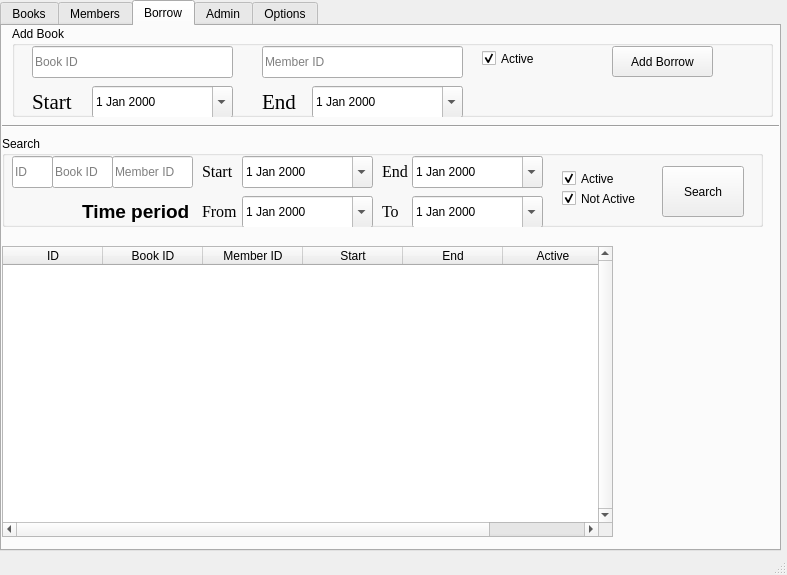
The window that gui/lmsgui.ui (elshobaky/MeX-LMS) describes before a commit, drawn with Qt 5.
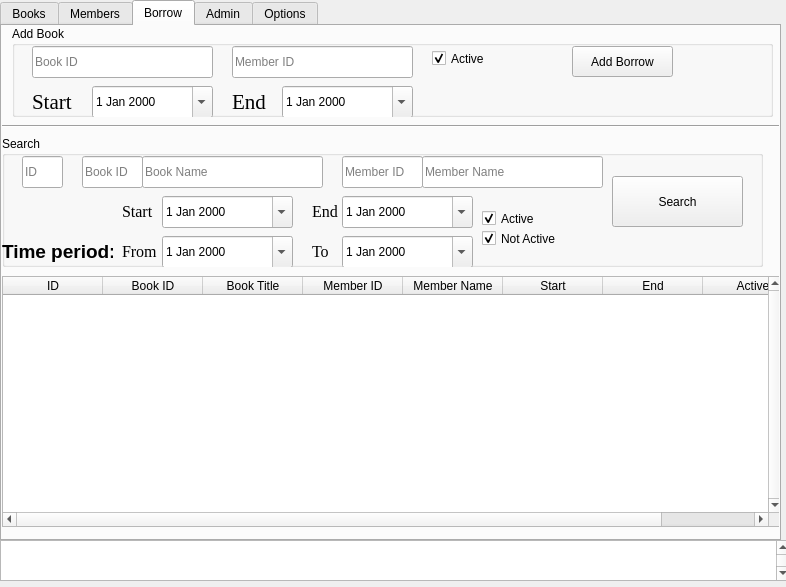
The same window after the commit. The open tabs and pages were chosen to show the change. Icons and pictures are not drawn.

Patch:
```diff
--- a/gui/lmsgui.ui
+++ b/gui/lmsgui.ui
@@ -7,8 +7,8 @@
    <rect>
     <x>0</x>
     <y>0</y>
-    <width>787</width>
-    <height>575</height>
+    <width>786</width>
+    <height>587</height>
    </rect>
   </property>
   <property name="windowTitle">
@@ -21,7 +21,7 @@
       <x>0</x>
       <y>0</y>
       <width>781</width>
-      <height>551</height>
+      <height>541</height>
      </rect>
     </property>
     <property name="currentIndex">
@@ -660,7 +660,7 @@
       <widget class="QPushButton" name="borrow_add_btn">
        <property name="geometry">
         <rect>
-         <x>600</x>
+         <x>560</x>
          <y>20</y>
          <width>101</width>
          <height>31</height>
@@ -678,7 +678,7 @@
         <rect>
          <x>20</x>
          <y>20</y>
-         <width>201</width>
+         <width>181</width>
          <height>32</height>
         </rect>
        </property>
@@ -689,9 +689,9 @@
       <widget class="QLineEdit" name="borrow_add_member_id">
        <property name="geometry">
         <rect>
-         <x>250</x>
+         <x>220</x>
          <y>20</y>
-         <width>201</width>
+         <width>181</width>
          <height>32</height>
         </rect>
        </property>
@@ -705,9 +705,9 @@
       <widget class="QLabel" name="borrow_add_error">
        <property name="geometry">
         <rect>
-         <x>520</x>
+         <x>410</x>
          <y>60</y>
-         <width>231</width>
+         <width>341</width>
          <height>31</height>
         </rect>
        </property>
@@ -733,7 +733,7 @@
       <widget class="QCheckBox" name="borrow_add_active">
        <property name="geometry">
         <rect>
-         <x>470</x>
+         <x>420</x>
          <y>20</y>
          <width>91</width>
          <height>25</height>
@@ -751,7 +751,7 @@
         <rect>
          <x>80</x>
          <y>60</y>
-         <width>141</width>
+         <width>121</width>
          <height>32</height>
         </rect>
        </property>
@@ -762,9 +762,9 @@
       <widget class="QDateEdit" name="borrow_add_end">
        <property name="geometry">
         <rect>
-         <x>300</x>
+         <x>270</x>
          <y>60</y>
-         <width>151</width>
+         <width>131</width>
          <height>32</height>
         </rect>
        </property>
@@ -794,7 +794,7 @@
       <widget class="QLabel" name="label_2">
        <property name="geometry">
         <rect>
-         <x>250</x>
+         <x>220</x>
          <y>60</y>
          <width>51</width>
          <height>31</height>
@@ -815,9 +815,9 @@
       <property name="geometry">
        <rect>
         <x>0</x>
-        <y>220</y>
-        <width>611</width>
-        <height>291</height>
+        <y>250</y>
+        <width>781</width>
+        <height>251</height>
        </rect>
       </property>
       <property name="verticalScrollBarPolicy">
@@ -845,11 +845,21 @@
         <string>Book ID</string>
        </property>
       </column>
+      <column>
+       <property name="text">
+        <string>Book Title</string>
+       </property>
+      </column>
       <column>
        <property name="text">
         <string>Member ID</string>
        </property>
       </column>
+      <column>
+       <property name="text">
+        <string>Member Name</string>
+       </property>
+      </column>
       <column>
        <property name="text">
         <string>Start</string>
@@ -872,7 +882,7 @@
         <x>0</x>
         <y>110</y>
         <width>761</width>
-        <height>91</height>
+        <height>131</height>
        </rect>
       </property>
       <property name="title">
@@ -881,9 +891,9 @@
       <widget class="QPushButton" name="borrow_search_btn">
        <property name="geometry">
         <rect>
-         <x>660</x>
-         <y>30</y>
-         <width>82</width>
+         <x>610</x>
+         <y>40</y>
+         <width>131</width>
          <height>51</height>
         </rect>
        </property>
@@ -897,7 +907,7 @@
       <widget class="QLineEdit" name="borrow_search_id">
        <property name="geometry">
         <rect>
-         <x>10</x>
+         <x>20</x>
          <y>20</y>
          <width>41</width>
          <height>32</height>
@@ -913,8 +923,8 @@
       <widget class="QCheckBox" name="borrow_search_active">
        <property name="geometry">
         <rect>
-         <x>560</x>
-         <y>30</y>
+         <x>480</x>
+         <y>70</y>
          <width>71</width>
          <height>25</height>
         </rect>
@@ -929,8 +939,8 @@
       <widget class="QCheckBox" name="borrow_search_not_active">
        <property name="geometry">
         <rect>
-         <x>560</x>
-         <y>50</y>
+         <x>480</x>
+         <y>90</y>
          <width>101</width>
          <height>25</height>
         </rect>
@@ -945,7 +955,7 @@
       <widget class="QLineEdit" name="borrow_search_book_id">
        <property name="geometry">
         <rect>
-         <x>50</x>
+         <x>80</x>
          <y>20</y>
          <width>61</width>
          <height>32</height>
@@ -958,7 +968,7 @@
       <widget class="QLineEdit" name="borrow_search_member_id">
        <property name="geometry">
         <rect>
-         <x>110</x>
+         <x>340</x>
          <y>20</y>
          <width>81</width>
          <height>32</height>
@@ -974,8 +984,8 @@
       <widget class="QDateEdit" name="borrow_search_start">
        <property name="geometry">
         <rect>
-         <x>240</x>
-         <y>20</y>
+         <x>160</x>
+         <y>60</y>
          <width>131</width>
          <height>32</height>
         </rect>
@@ -987,8 +997,8 @@
       <widget class="QLabel" name="label_3">
        <property name="geometry">
         <rect>
-         <x>200</x>
-         <y>20</y>
+         <x>120</x>
+         <y>60</y>
          <width>41</width>
          <height>31</height>
         </rect>
@@ -1006,8 +1016,8 @@
       <widget class="QDateEdit" name="borrow_search_end">
        <property name="geometry">
         <rect>
-         <x>410</x>
-         <y>20</y>
+         <x>340</x>
+         <y>60</y>
          <width>131</width>
          <height>32</height>
         </rect>
@@ -1019,8 +1029,8 @@
       <widget class="QLabel" name="label_4">
        <property name="geometry">
         <rect>
-         <x>380</x>
-         <y>20</y>
+         <x>310</x>
+         <y>60</y>
          <width>31</width>
          <height>31</height>
         </rect>
@@ -1038,8 +1048,8 @@
       <widget class="QDateEdit" name="borrow_search_to">
        <property name="geometry">
         <rect>
-         <x>410</x>
-         <y>60</y>
+         <x>340</x>
+         <y>100</y>
          <width>131</width>
          <height>32</height>
         </rect>
@@ -1051,8 +1061,8 @@
       <widget class="QLabel" name="label_5">
        <property name="geometry">
         <rect>
-         <x>380</x>
-         <y>60</y>
+         <x>310</x>
+         <y>100</y>
          <width>31</width>
          <height>31</height>
         </rect>
@@ -1070,8 +1080,8 @@
       <widget class="QLabel" name="label_6">
        <property name="geometry">
         <rect>
-         <x>200</x>
-         <y>60</y>
+         <x>120</x>
+         <y>100</y>
          <width>41</width>
          <height>31</height>
         </rect>
@@ -1089,8 +1099,8 @@
       <widget class="QDateEdit" name="borrow_search_from">
        <property name="geometry">
         <rect>
-         <x>240</x>
-         <y>60</y>
+         <x>160</x>
+         <y>100</y>
          <width>131</width>
          <height>32</height>
         </rect>
@@ -1102,8 +1112,8 @@
       <widget class="QLabel" name="label_11">
        <property name="geometry">
         <rect>
-         <x>80</x>
-         <y>60</y>
+         <x>0</x>
+         <y>100</y>
          <width>111</width>
          <height>31</height>
         </rect>
@@ -1116,7 +1126,36 @@
         </font>
        </property>
        <property name="text">
-        <string>Time period</string>
+        <string>Time period:</string>
+       </property>
+      </widget>
+      <widget class="QLineEdit" name="borrow_search_member_name">
+       <property name="geometry">
+        <rect>
+         <x>420</x>
+         <y>20</y>
+         <width>181</width>
+         <height>32</height>
+        </rect>
+       </property>
+       <property name="inputMethodHints">
+        <set>Qt::ImhNone</set>
+       </property>
+       <property name="placeholderText">
+        <string>Member Name</string>
+       </property>
+      </widget>
+      <widget class="QLineEdit" name="borrow_search_book_title">
+       <property name="geometry">
+        <rect>
+         <x>140</x>
+         <y>20</y>
+         <width>181</width>
+         <height>32</height>
+        </rect>
+       </property>
+       <property name="placeholderText">
+        <string>Book Name</string>
        </property>
       </widget>
       <zorder>borrow_search_btn</zorder>
@@ -1584,8 +1623,23 @@
      </widget>
     </widget>
    </widget>
+   <widget class="QPlainTextEdit" name="log_viewer">
+    <property name="geometry">
+     <rect>
+      <x>0</x>
+      <y>540</y>
+      <width>791</width>
+      <height>41</height>
+     </rect>
+    </property>
+    <property name="verticalScrollBarPolicy">
+     <enum>Qt::ScrollBarAlwaysOn</enum>
+    </property>
+    <property name="readOnly">
+     <bool>true</bool>
+    </property>
+   </widget>
   </widget>
-  <widget class="QStatusBar" name="statusbar"/>
  </widget>
  <resources/>
  <connections/>
```
Left out of the diff: 41 changed lines with no effect on the pictures.
